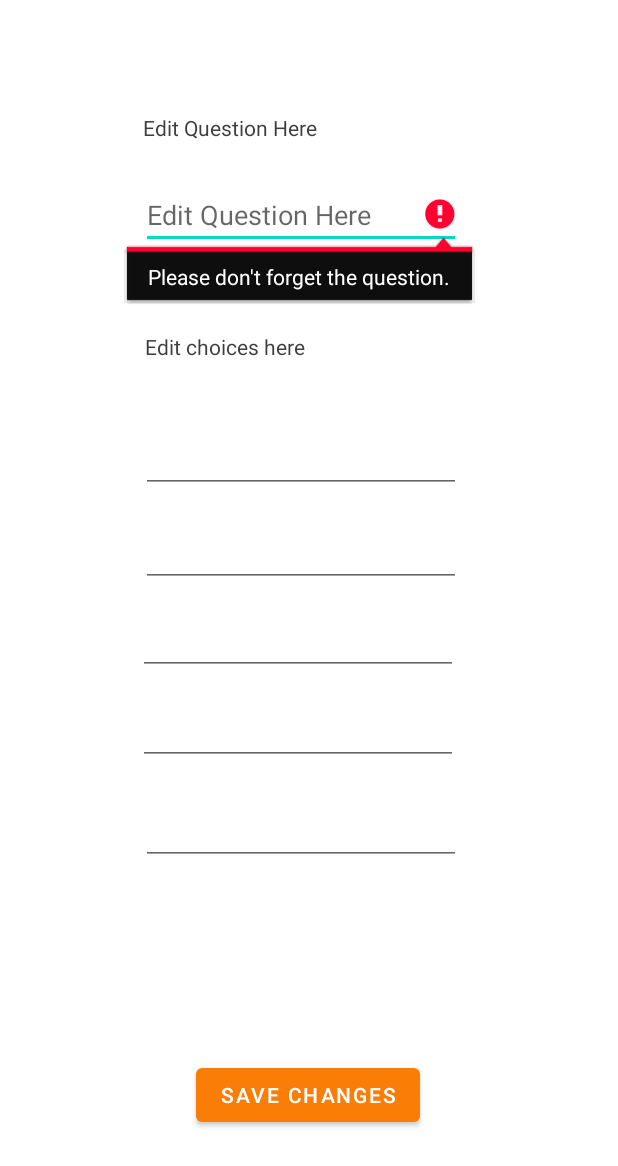
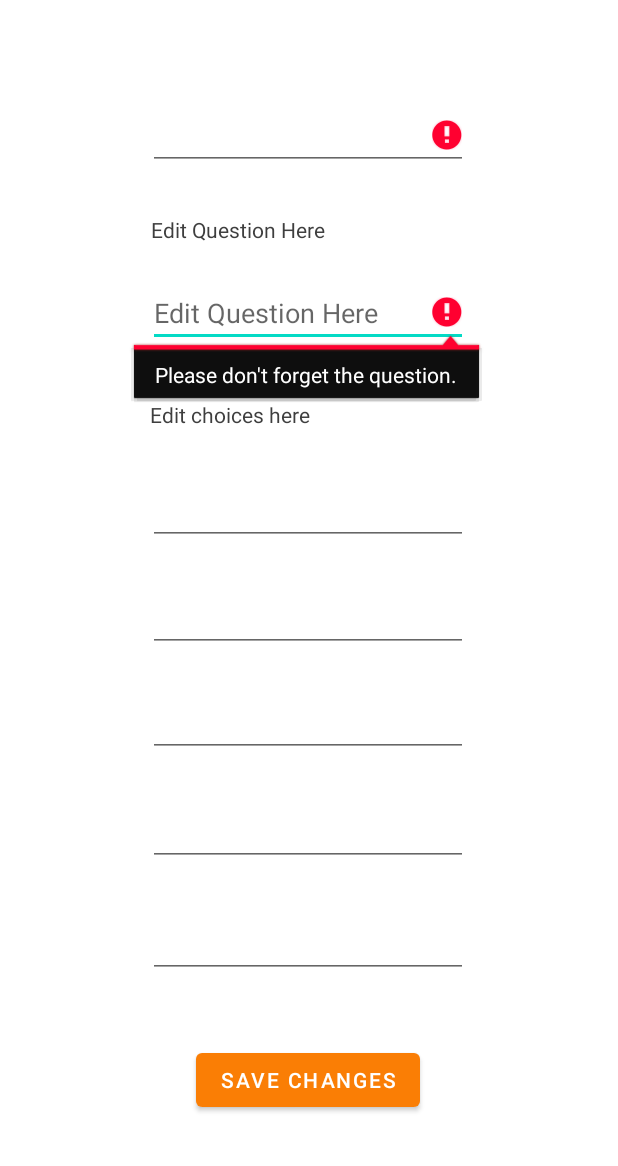
Before and after one commit to egoRockU/Quizzam, an Android app: the adminEditQuiz screen opened directly, with no data from a screen before it, after a tap on "SAVE CHANGES", on a phone screen of 412 x 824 dp. Shown: the top 1166 px of the screen. Run offline under Robolectric (Android 15) with nearby library versions, the phone set to English and light mode, and no system bars; our stand-ins replace Firebase (no records; nobody signed in at launch, a user with empty details on screens opened directly); 7 statements that could not run were skipped.

Commit message:
fixed admin  modify bugs

```diff
--- a/app/src/main/java/com/example/quizapp/Quiz_Questions.java
+++ b/app/src/main/java/com/example/quizapp/Quiz_Questions.java
@@ -81,7 +81,7 @@ public class Quiz_Questions extends AppCompatActivity {
             BufferedReader reader = new BufferedReader(new InputStreamReader(inputStream));
             String line;
             //creating pattern for matching
-            Pattern qPat = Pattern.compile("\\d{1,3}[.] .*");
+            Pattern qPat = Pattern.compile("^Q. ");
             Pattern cPat = Pattern.compile("[A-E][.] .*[^*]");
             Matcher Qm, Cm;
 
@@ -189,7 +189,7 @@ public class Quiz_Questions extends AppCompatActivity {
         }
         String answer = correctAnswer;
         //**** show questions and choices ****
-        tvQuestion.setText(questionsKeys.get(questionIndex).replaceAll("\\d{1,3}[.]\\s",""));
+        tvQuestion.setText(questionsKeys.get(questionIndex).replaceAll("^Q. ",""));
         //iterate the choices arraylist, remove the last character, add to new arraylist. this is only for display purposes.
         choices = questions.get(questionsKeys.get(questionIndex));
         for(String c: choices){
--- a/app/src/main/java/com/example/quizapp/adminAddQuiz.java
+++ b/app/src/main/java/com/example/quizapp/adminAddQuiz.java
@@ -138,15 +138,13 @@ public class adminAddQuiz extends AppCompatActivity {
 
     private void uploadQuestion(String quizName, int items) {
         try {
-            int num=0;
             String internalStorageDir = getFilesDir().getAbsolutePath();
             String fileName = "["+items+"]"+quizName+".txt";
             BufferedWriter writer = new BufferedWriter(new FileWriter(internalStorageDir+"/"+fileName));
             for (adminQuestion QUESTION: questions){
                 int choiceIndex = 0;
-                num++;
                 String question = QUESTION.getQuestion();
-                writer.write(num+". "+question+"\n");
+                writer.write("Q. "+question+"\n");
                 for(String c: QUESTION.getChoices()){
                     if (c.endsWith("*")){
                         writer.write(choiceLetters[choiceIndex]+". "+c+"\n");
--- a/app/src/main/java/com/example/quizapp/adminEditQuiz.java
+++ b/app/src/main/java/com/example/quizapp/adminEditQuiz.java
@@ -24,8 +24,6 @@ import java.util.ArrayList;
 import java.util.LinkedHashMap;
 import java.util.List;
 import java.util.Map;
-import java.util.regex.Matcher;
-import java.util.regex.Pattern;
 
 public class adminEditQuiz extends AppCompatActivity {
 
@@ -33,8 +31,8 @@ public class adminEditQuiz extends AppCompatActivity {
     FirebaseStorage storage;
     StorageReference storageRef;
     Button btnSaveChanges;
-    EditText edEditQuestion, edEditChoiceA, edEditChoiceB, edEditChoiceC, edEditChoiceD, edEditChoiceE;
-    String selectedQuestion, question, choiceA, choiceB, choiceC, choiceD, choiceE;
+    EditText edTxtEditQuizName,edEditQuestion, edEditChoiceA, edEditChoiceB, edEditChoiceC, edEditChoiceD, edEditChoiceE;
+    String subjectName, selectedQuestion, question, choiceA, choiceB, choiceC, choiceD, choiceE;
     ArrayList<String> choices;
     LinkedHashMap<String, List<String>> changedSet;
 
@@ -45,13 +43,14 @@ public class adminEditQuiz extends AppCompatActivity {
     @Override
     protected void onCreate(Bundle savedInstanceState) {
         super.onCreate(savedInstanceState);
-        setContentView(R.layout.activity_admin_edit_quiz);
+        setContentView(R.layout.activity_admin_modify_c);
 
         storage = FirebaseStorage.getInstance();
         storageRef = storage.getReference().child("QuizFolder/");
 
         changedSet = new LinkedHashMap<>(adminModifyShowQuestion.questionsSet);
         selectedQuestion = adminModifyShowQuestion.chosenQuestion;
+        edTxtEditQuizName = findViewById(R.id.edTxtEditQuizName);
         edEditQuestion = findViewById(R.id.edEditQuestion);
         edEditChoiceA = findViewById(R.id.edEditChoiceA);
         edEditChoiceB = findViewById(R.id.edEditChoiceB);
@@ -60,6 +59,7 @@ public class adminEditQuiz extends AppCompatActivity {
         edEditChoiceE = findViewById(R.id.edEditChoiceE);
         btnSaveChanges = findViewById(R.id.btnSaveChanges);
 
+        subjectName = adminModifyQuiz.subjectName;
         choices = new ArrayList<>(adminModifyShowQuestion.chosenChoices);
         show();
 
@@ -80,31 +80,33 @@ public class adminEditQuiz extends AppCompatActivity {
 
     }
     private void show(){
+
+        edTxtEditQuizName.setText(subjectName);
         edEditQuestion.setText(adminModifyShowQuestion.chosenQuestion);
 
         if (choices.size()>=1){
             choiceA = choices.get(0).replaceAll("-$", "");
-            choiceA = choiceA.replaceAll("[A-E][.]", "");
+            choiceA = choiceA.replaceAll("[A-E][.] ", "");
             edEditChoiceA.setText(choiceA);
         }
         if (choices.size()>=2){
             choiceB = choices.get(1).replaceAll("-$", "");
-            choiceB = choiceB.replaceAll("[A-E][.]", "");
+            choiceB = choiceB.replaceAll("[A-E][.] ", "");
             edEditChoiceB.setText(choiceB);
         }
         if(choices.size()>=3){
             choiceC = choices.get(2).replaceAll("-$", "");
-            choiceC = choiceC.replaceAll("[A-E][.]", "");
+            choiceC = choiceC.replaceAll("[A-E][.] ", "");
             edEditChoiceC.setText(choiceC);
         }
         if(choices.size()>=4){
             choiceD = choices.get(3).replaceAll("-$", "");
-            choiceD = choiceD.replaceAll("[A-E][.]", "");
+            choiceD = choiceD.replaceAll("[A-E][.] ", "");
             edEditChoiceD.setText(choiceD);
         }
         if(choices.size()>=5){
             choiceE = choices.get(4).replaceAll("-$", "");
-            choiceE = choiceE.replaceAll("[A-E][.]", "");
+            choiceE = choiceE.replaceAll("[A-E][.] ", "");
             edEditChoiceE.setText(choiceE);
         }
     }
@@ -141,7 +143,8 @@ public class adminEditQuiz extends AppCompatActivity {
         }
         boolean answerValidity = checkAns();
         boolean questionValidity = checkQuestion();
-        if (answerValidity && questionValidity){
+        boolean quizNameValidity = checkQuizName();
+        if (answerValidity && questionValidity && quizNameValidity){
             questionSaved = true;
             questionBlock = new adminQuestion(question, savedChoices);
         }
@@ -165,16 +168,19 @@ public class adminEditQuiz extends AppCompatActivity {
     private boolean checkQuestion(){
         question = edEditQuestion.getText().toString();
         if (question.length() != 0){
-            Pattern qPat = Pattern.compile("\\d{1,3}[.] .*");
-            Matcher Qm = qPat.matcher(question);
-            if (Qm.find()){
-                return true;
-            } else{
-                edEditQuestion.setError("Please don't forget item number followed by space. (Ex.\"1. \")");
-                return false;
-            }
+            return true;
         }else{
             edEditQuestion.setError("Please don't forget the question.");
+            return false;
+        }
+    }
+
+    private boolean checkQuizName(){
+        subjectName = edTxtEditQuizName.getText().toString();
+        if (subjectName.length() != 0){
+            return true;
+        } else {
+            edTxtEditQuizName.setError("Do not leave the Quiz Name Blank");
             return false;
         }
     }
@@ -195,19 +201,19 @@ public class adminEditQuiz extends AppCompatActivity {
     }
     private void updateQuiz(){
         String internalStorageDir = getFilesDir().getAbsolutePath();
-        String fileName = adminModifyQuiz.chosenTopic;
+        String fileName = "["+changedSet.size()+"]"+subjectName+".txt";
         try {
             BufferedWriter writer = new BufferedWriter(new FileWriter(internalStorageDir + "/" + fileName));
             for (Map.Entry<String,List<String>> entrySet: changedSet.entrySet()){
-                writer.write(entrySet.getKey()+"\n");
+                writer.write("Q. "+ entrySet.getKey()+"\n");
                 for (String c: entrySet.getValue()){
-                    if (c.endsWith("*")){
+                    if (c.endsWith("*")||c.endsWith("-")){
                         writer.write(c+"\n");
                     }else{
                         writer.write(c+"-\n");
                     }
                 }
-                writer.write("---");
+                writer.write("---\n");
             }
             writer.close();
 
--- a/app/src/main/java/com/example/quizapp/adminModifyQuiz.java
+++ b/app/src/main/java/com/example/quizapp/adminModifyQuiz.java
@@ -39,7 +39,7 @@ public class adminModifyQuiz extends AppCompatActivity {
     @Override
     protected void onCreate(Bundle savedInstanceState) {
         super.onCreate(savedInstanceState);
-        setContentView(R.layout.activity_admin_modify_quiz);
+        setContentView(R.layout.activity_admin_modify_a);
 
         lvShowQuiz = findViewById(R.id.lvShowQuiz);
         btnReturnToDashboard = findViewById(R.id.btnReturnToDashboard);
--- a/app/src/main/res/layout/activity_admin_edit_quiz.xml
+++ b/app/src/main/res/layout/activity_admin_modify_c.xml
@@ -14,10 +14,10 @@
         android:textColor="#3E3E3E"
         app:layout_constraintBottom_toBottomOf="parent"
         app:layout_constraintEnd_toEndOf="parent"
-        app:layout_constraintHorizontal_bias="0.323"
+        app:layout_constraintHorizontal_bias="0.34"
         app:layout_constraintStart_toStartOf="parent"
         app:layout_constraintTop_toTopOf="parent"
-        app:layout_constraintVertical_bias="0.094" />
+        app:layout_constraintVertical_bias="0.178" />
 
     <EditText
         android:id="@+id/edEditQuestion"
@@ -28,10 +28,10 @@
         android:inputType="textPersonName"
         app:layout_constraintBottom_toBottomOf="parent"
         app:layout_constraintEnd_toEndOf="parent"
-        app:layout_constraintHorizontal_bias="0.472"
+        app:layout_constraintHorizontal_bias="0.497"
         app:layout_constraintStart_toStartOf="parent"
         app:layout_constraintTop_toTopOf="parent"
-        app:layout_constraintVertical_bias="0.155" />
+        app:layout_constraintVertical_bias="0.239" />
 
     <TextView
         android:id="@+id/textView4"
@@ -41,10 +41,10 @@
         android:textColor="#3E3E3E"
         app:layout_constraintBottom_toBottomOf="parent"
         app:layout_constraintEnd_toEndOf="parent"
-        app:layout_constraintHorizontal_bias="0.317"
+        app:layout_constraintHorizontal_bias="0.328"
         app:layout_constraintStart_toStartOf="parent"
         app:layout_constraintTop_toTopOf="parent"
-        app:layout_constraintVertical_bias="0.275" />
+        app:layout_constraintVertical_bias="0.331" />
 
     <EditText
         android:id="@+id/edEditChoiceA"
@@ -54,10 +54,10 @@
         android:inputType="textPersonName"
         app:layout_constraintBottom_toBottomOf="parent"
         app:layout_constraintEnd_toEndOf="parent"
-        app:layout_constraintHorizontal_bias="0.472"
+        app:layout_constraintHorizontal_bias="0.497"
         app:layout_constraintStart_toStartOf="parent"
         app:layout_constraintTop_toTopOf="parent"
-        app:layout_constraintVertical_bias="0.364" />
+        app:layout_constraintVertical_bias="0.408" />
 
     <EditText
         android:id="@+id/edEditChoiceB"
@@ -67,10 +67,9 @@
         android:inputType="textPersonName"
         app:layout_constraintBottom_toBottomOf="parent"
         app:layout_constraintEnd_toEndOf="parent"
-        app:layout_constraintHorizontal_bias="0.472"
+        app:layout_constraintHorizontal_bias="0.497"
         app:layout_constraintStart_toStartOf="parent"
-        app:layout_constraintTop_toTopOf="parent"
-        app:layout_constraintVertical_bias="0.444" />
+        app:layout_constraintTop_toTopOf="parent" />
 
     <EditText
         android:id="@+id/edEditChoiceC"
@@ -80,10 +79,10 @@
         android:inputType="textPersonName"
         app:layout_constraintBottom_toBottomOf="parent"
         app:layout_constraintEnd_toEndOf="parent"
-        app:layout_constraintHorizontal_bias="0.462"
+        app:layout_constraintHorizontal_bias="0.497"
         app:layout_constraintStart_toStartOf="parent"
         app:layout_constraintTop_toTopOf="parent"
-        app:layout_constraintVertical_bias="0.52" />
+        app:layout_constraintVertical_bias="0.59" />
 
     <EditText
         android:id="@+id/edEditChoiceD"
@@ -93,10 +92,10 @@
         android:inputType="textPersonName"
         app:layout_constraintBottom_toBottomOf="parent"
         app:layout_constraintEnd_toEndOf="parent"
-        app:layout_constraintHorizontal_bias="0.462"
+        app:layout_constraintHorizontal_bias="0.497"
         app:layout_constraintStart_toStartOf="parent"
         app:layout_constraintTop_toTopOf="parent"
-        app:layout_constraintVertical_bias="0.597" />
+        app:layout_constraintVertical_bias="0.683" />
 
     <EditText
         android:id="@+id/edEditChoiceE"
@@ -106,10 +105,10 @@
         android:inputType="textPersonName"
         app:layout_constraintBottom_toBottomOf="parent"
         app:layout_constraintEnd_toEndOf="parent"
-        app:layout_constraintHorizontal_bias="0.472"
+        app:layout_constraintHorizontal_bias="0.497"
         app:layout_constraintStart_toStartOf="parent"
         app:layout_constraintTop_toTopOf="parent"
-        app:layout_constraintVertical_bias="0.682" />
+        app:layout_constraintVertical_bias="0.779" />
 
     <Button
         android:id="@+id/btnSaveChanges"
@@ -121,5 +120,19 @@
         app:layout_constraintHorizontal_bias="0.498"
         app:layout_constraintStart_toStartOf="parent"
         app:layout_constraintTop_toTopOf="parent"
-        app:layout_constraintVertical_bias="0.91" />
+        app:layout_constraintVertical_bias="0.897" />
+
+    <EditText
+        android:id="@+id/edTxtEditQuizName"
+        android:layout_width="wrap_content"
+        android:layout_height="wrap_content"
+        android:ems="10"
+        android:inputType="textPersonName"
+        android:text="Edit Quiz Name Here"
+        app:layout_constraintBottom_toTopOf="@+id/textView3"
+        app:layout_constraintEnd_toEndOf="parent"
+        app:layout_constraintHorizontal_bias="0.497"
+        app:layout_constraintStart_toStartOf="parent"
+        app:layout_constraintTop_toTopOf="parent"
+        app:layout_constraintVertical_bias="0.695" />
 </androidx.constraintlayout.widget.ConstraintLayout>
```
Also changed, not shown: app/src/main/java/com/example/quizapp/adminModifyShowQuestion.java (+4 -7 lines), app/src/main/res/layout/activity_admin_modify_b.xml (renamed from app/src/main/res/layout/activity_admin_modify_show_question.xml, +4 -13 lines), app/src/main/res/layout/activity_admin_modify_a.xml (renamed from app/src/main/res/layout/activity_admin_modify_quiz.xml).
